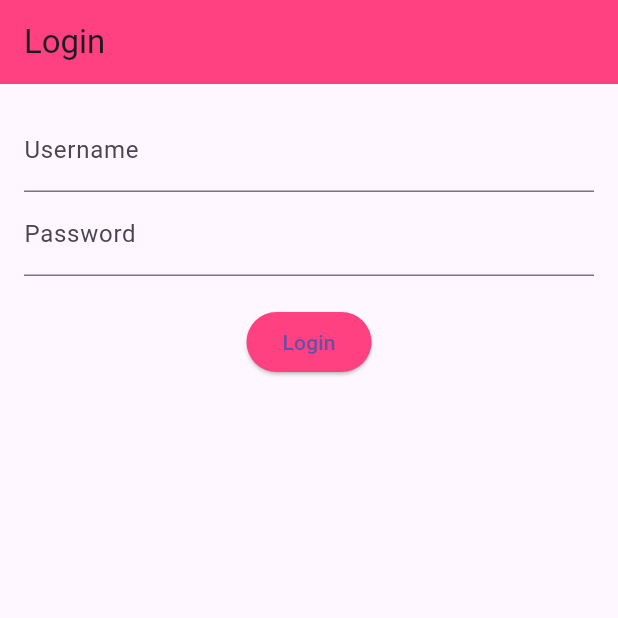
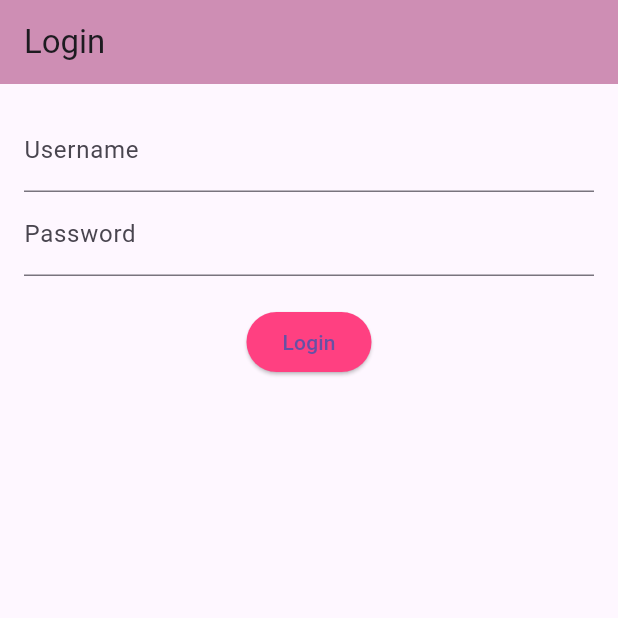
Before and after one commit to Caxtiq/am, a Flutter app: the screen it shows after launch, after a tap on "Already have an account? Login", on a phone screen of 412 x 824 dp, the top half of it. Run offline on Flutter 3.47's test engine with Material 3 defaults, Android fonts, the phone set to English and light mode, and no system bars; network calls fail.

Commit message:
Your commit message here

```diff
--- a/library_app/lib/screens/login_screen.dart
+++ b/library_app/lib/screens/login_screen.dart
@@ -49,7 +49,7 @@ class _LoginScreenState extends State<LoginScreen> {
     return Scaffold(
       appBar: AppBar(
         title: Text('Login'),
-        backgroundColor: Colors.pinkAccent,
+        backgroundColor: Color.fromARGB(255, 206, 142, 180),
       ),
       body: Padding(
         padding: const EdgeInsets.all(16.0),
```
